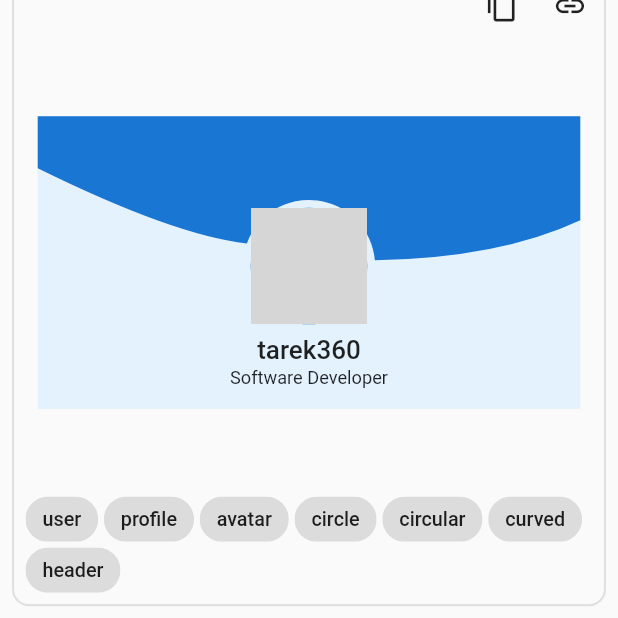
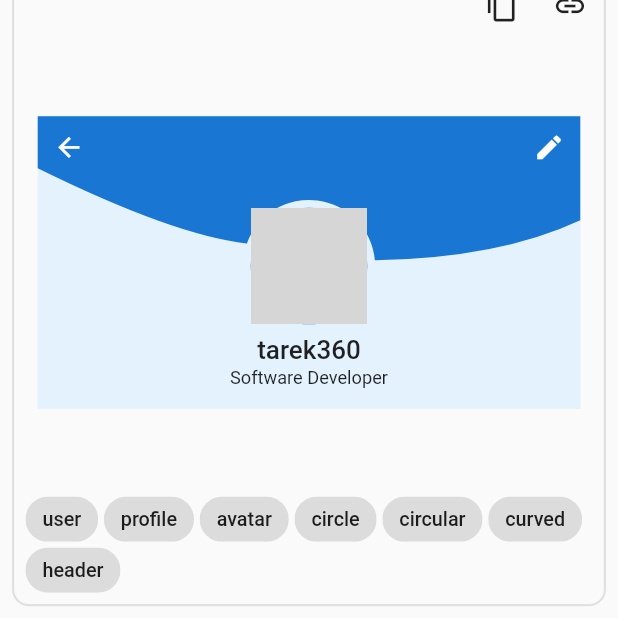
Before and after one commit to tarek360/Flutter-Custom-Widget-Catalog, a Flutter app: the screen it shows after launch, scrolled down 997 dp, on a phone screen of 412 x 824 dp, the part 618-1236 px from its top. Run offline on Flutter 3.47's test engine with Material 2 defaults, Android fonts, the light colour scheme and no system bars; network calls fail; grey boxes are pictures that could not be loaded.

Commit message:
user profile fix avatar size, add icons

```diff
--- a/lib/user_profile/profile_header.dart
+++ b/lib/user_profile/profile_header.dart
@@ -1,11 +1,10 @@
-import 'dart:math';
+import 'dart:math' as math;
 
 import "package:flutter/material.dart";
 
-const CURVE_HEIGHT = 160.0;
-const AVATAR_RADIUS = CURVE_HEIGHT * 0.28;
-const AVATAR_RADIUS_WITH_MARGIN = AVATAR_RADIUS + 6;
-const AVATAR_DIAMETER = AVATAR_RADIUS * 2;
+const _CURVE_HEIGHT = 160.0; // curve height with avatar
+const _AVATAR_RADIUS = _CURVE_HEIGHT * 0.28;
+const _AVATAR_RADIUS_WITH_MARGIN = _AVATAR_RADIUS + 6;
 
 class ProfileHeader extends StatelessWidget {
   @override
@@ -15,18 +14,34 @@ class ProfileHeader extends StatelessWidget {
       child: Column(
         children: [
           SizedBox(
-            height: CURVE_HEIGHT,
+            height: _CURVE_HEIGHT,
             child: Stack(
               children: <Widget>[
-                CurvedShape(Colors.blue[700]),
+                CurvedShape(Theme.of(context).primaryColorDark),
                 Align(
                   alignment: Alignment.bottomCenter,
                   child: CircleAvatar(
                     backgroundImage: NetworkImage(
-                        'https://avatars2.githubusercontent.com/u/8615768?s=460&v=4'),
-                    radius: AVATAR_RADIUS,
+                        'https://avatars2.githubusercontent.com/u/8615768?s=100'),
+                    radius: _AVATAR_RADIUS,
                   ),
-                )
+                ),
+                Align(
+                  alignment: Alignment.topLeft,
+                  child: IconButton(
+                    color: Colors.white,
+                    icon: Icon(Icons.arrow_back),
+                    onPressed: () {},
+                  ),
+                ),
+                Align(
+                  alignment: Alignment.topRight,
+                  child: IconButton(
+                    color: Colors.white,
+                    icon: Icon(Icons.edit),
+                    onPressed: () {},
+                  ),
+                ),
               ],
             ),
           ),
@@ -55,7 +70,7 @@ class CurvedShape extends StatelessWidget {
   @override
   Widget build(BuildContext context) {
     return CustomPaint(
-      size: Size(double.infinity, CURVE_HEIGHT),
+      size: Size(double.infinity, _CURVE_HEIGHT),
       painter: _CurvedShapePainter(color),
     );
   }
@@ -73,42 +88,41 @@ class _CurvedShapePainter extends CustomPainter {
       ..isAntiAlias = true
       ..color = color;
 
-    Offset circleCenter = Offset(size.width / 2, size.height - AVATAR_RADIUS);
+    Offset circleCenter = Offset(size.width / 2, size.height - _AVATAR_RADIUS);
 
-    Offset topLeft = Offset(0, 0);
+    Offset topLeft = Offset.zero;
     Offset bottomLeft = Offset(0, size.height * 0.25);
     Offset topRight = Offset(size.width, 0);
     Offset bottomRight = Offset(size.width, size.height * 0.5);
 
     Offset leftCurveControlPoint = Offset(
-        circleCenter.dx * 0.5, size.height - AVATAR_RADIUS_WITH_MARGIN * 1.35);
+        circleCenter.dx * 0.5, size.height - _AVATAR_RADIUS_WITH_MARGIN * 1.35);
     Offset rightCurveControlPoint =
-        Offset(circleCenter.dx * 1.7, size.height - AVATAR_RADIUS_WITH_MARGIN);
+        Offset(circleCenter.dx * 1.7, size.height - _AVATAR_RADIUS_WITH_MARGIN);
 
-    final arcStartAngle = 200 / 180 * pi;
+    final arcStartAngle = 200 / 180 * math.pi;
     final avatarLeftPointX =
-        circleCenter.dx + AVATAR_RADIUS_WITH_MARGIN * cos(arcStartAngle);
+        circleCenter.dx + _AVATAR_RADIUS_WITH_MARGIN * math.cos(arcStartAngle);
     final avatarLeftPointY =
-        circleCenter.dy + AVATAR_RADIUS_WITH_MARGIN * sin(arcStartAngle);
+        circleCenter.dy + _AVATAR_RADIUS_WITH_MARGIN * math.sin(arcStartAngle);
     Offset avatarLeftPoint =
         Offset(avatarLeftPointX, avatarLeftPointY); // the left point of the arc
 
-    final arcEndAngle = -5 / 180 * pi;
+    final arcEndAngle = -5 / 180 * math.pi;
     final avatarRightPointX =
-        circleCenter.dx + AVATAR_RADIUS_WITH_MARGIN * cos(arcEndAngle);
+        circleCenter.dx + _AVATAR_RADIUS_WITH_MARGIN * math.cos(arcEndAngle);
     final avatarRightPointY =
-        circleCenter.dy + AVATAR_RADIUS_WITH_MARGIN * sin(arcEndAngle);
+        circleCenter.dy + _AVATAR_RADIUS_WITH_MARGIN * math.sin(arcEndAngle);
     Offset avatarRightPoint = Offset(
         avatarRightPointX, avatarRightPointY); // the right point of the arc
 
     Path path = Path()
-      ..moveTo(topLeft.dx,
-          topLeft.dy) // this move isn't required since the start point is (0,0)
+      ..moveTo(topLeft.dx, topLeft.dy)
       ..lineTo(bottomLeft.dx, bottomLeft.dy)
       ..quadraticBezierTo(leftCurveControlPoint.dx, leftCurveControlPoint.dy,
           avatarLeftPoint.dx, avatarLeftPoint.dy)
       ..arcToPoint(avatarRightPoint,
-          radius: Radius.circular(AVATAR_RADIUS_WITH_MARGIN))
+          radius: Radius.circular(_AVATAR_RADIUS_WITH_MARGIN))
       ..quadraticBezierTo(rightCurveControlPoint.dx, rightCurveControlPoint.dy,
           bottomRight.dx, bottomRight.dy)
       ..lineTo(topRight.dx, topRight.dy)
```
